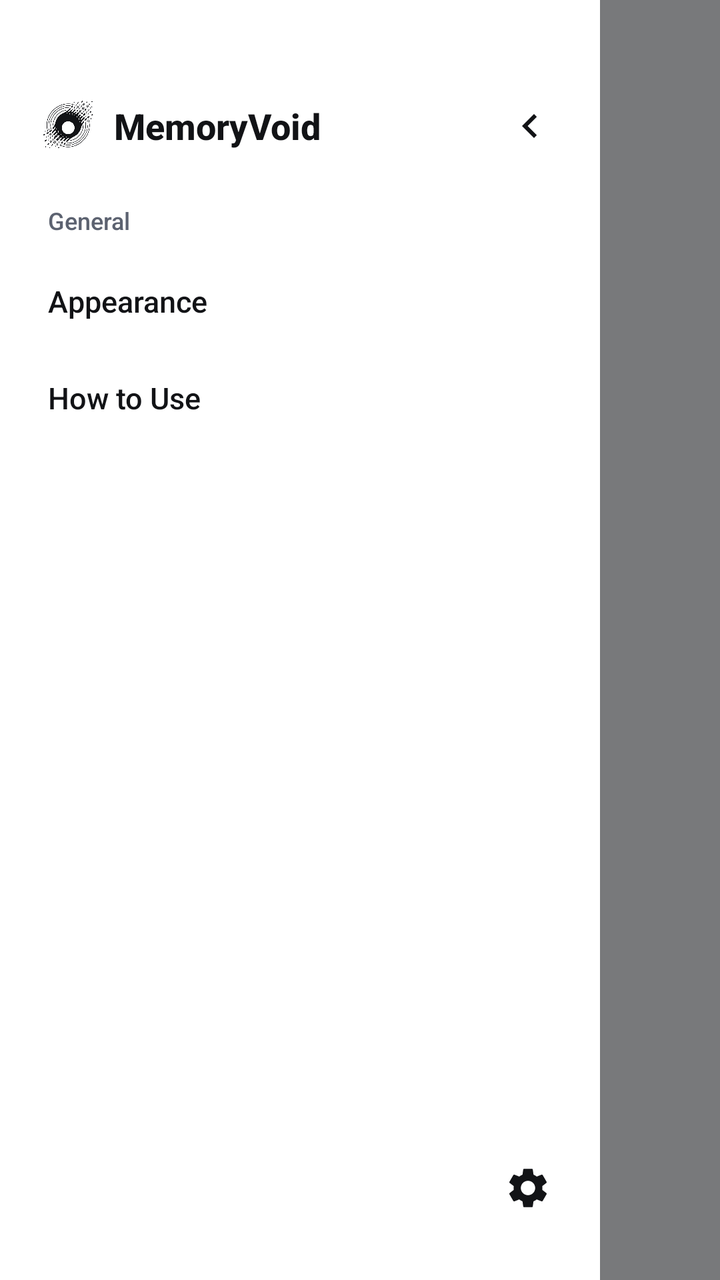
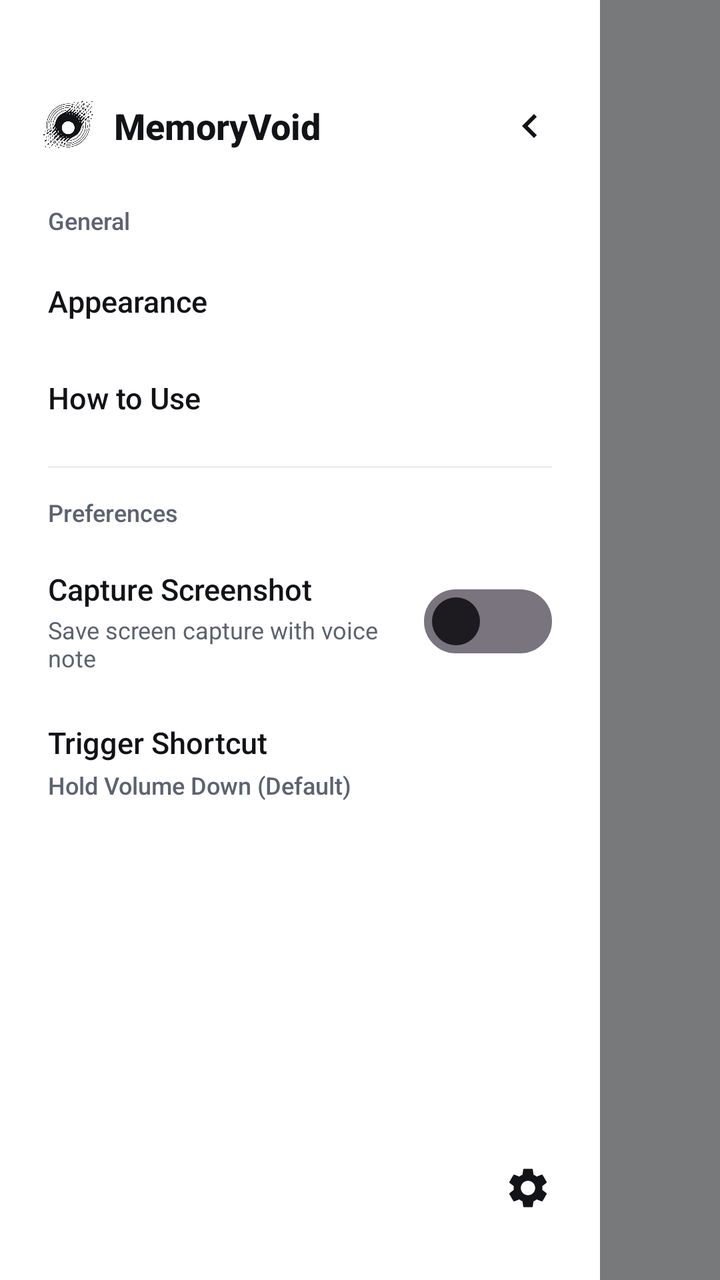

Compare the two renders of this Android layout. The source of the first and the diff that turns it into the second are given below.
<!-- AndroidManifest.xml: application theme Theme.EssentialSpace -->
<!-- res/layout/dialog_fullscreen_menu.xml -->
<?xml version="1.0" encoding="utf-8"?>
<RelativeLayout xmlns:android="http://schemas.android.com/apk/res/android"
    xmlns:app="http://schemas.android.com/apk/res-auto"
    android:id="@+id/sidebarBackdrop"
    android:layout_width="match_parent"
    android:layout_height="match_parent"
    android:background="#80000000"
    android:clickable="true"
    android:focusable="true">

    
    <LinearLayout
        android:id="@+id/sidebarPanel"
        android:layout_width="300dp"
        android:layout_height="match_parent"
        android:layout_alignParentStart="true"
        android:background="?attr/colorSurface"
        android:orientation="vertical"
        android:paddingTop="36dp"
        android:paddingBottom="20dp"
        android:clickable="true"
        android:focusable="true">

        
        <RelativeLayout
            android:layout_width="match_parent"
            android:layout_height="wrap_content"
            android:paddingHorizontal="16dp"
            android:paddingBottom="16dp">

            <LinearLayout
                android:layout_width="wrap_content"
                android:layout_height="wrap_content"
                android:layout_alignParentStart="true"
                android:layout_centerVertical="true"
                android:gravity="center_vertical"
                android:orientation="horizontal"
                android:translationX="3dp">

                <ImageView
                    android:id="@+id/menuLogo"
                    android:layout_width="30dp"
                    android:layout_height="30dp"
                    android:contentDescription="@string/app_name"
                    android:src="@drawable/ic_custom_void_no_bg"
                    app:tint="?android:attr/textColorPrimary" />

                <TextView
                    android:layout_width="wrap_content"
                    android:layout_height="wrap_content"
                    android:layout_marginStart="8dp"
                    android:fontFamily="sans-serif-medium"
                    android:text="MemoryVoid"
                    android:textColor="?android:attr/textColorPrimary"
                    android:textSize="18sp"
                    android:textStyle="bold" />
            </LinearLayout>

            
            <ImageButton
                android:id="@+id/btnCloseSideBar"
                android:layout_width="38dp"
                android:layout_height="38dp"
                android:layout_alignParentEnd="true"
                android:layout_centerVertical="true"
                android:background="?attr/selectableItemBackgroundBorderless"
                android:contentDescription="@string/close_menu"
                android:rotationY="-180"
                android:src="@drawable/ic_close_sidebar"
                app:tint="?android:attr/textColorPrimary" />
        </RelativeLayout>

        
        <LinearLayout
            android:id="@+id/mainPanelView"
            android:layout_width="match_parent"
            android:layout_height="0dp"
            android:layout_weight="1"
            android:orientation="vertical"
            android:paddingHorizontal="12dp">

            <TextView
                android:layout_width="match_parent"
                android:layout_height="wrap_content"
                android:text="General"
                android:textSize="12sp"
                android:textColor="?android:attr/textColorSecondary"
                android:fontFamily="sans-serif-medium"
                android:paddingStart="12dp"
                android:paddingEnd="12dp"
                android:paddingTop="12dp"
                android:paddingBottom="8dp" />

            
            <TextView
                android:id="@+id/fsMenuItemAppearance"
                android:layout_width="match_parent"
                android:layout_height="wrap_content"
                android:text="Appearance"
                android:textSize="15sp"
                android:fontFamily="sans-serif-medium"
                android:textColor="?android:attr/textColorPrimary"
                android:paddingVertical="14dp"
                android:paddingHorizontal="12dp"
                android:drawablePadding="14dp"
                android:gravity="center_vertical"
                android:background="?attr/selectableItemBackground" />

            
            <TextView
                android:id="@+id/fsMenuItemHowToUse"
                android:layout_width="match_parent"
                android:layout_height="wrap_content"
                android:text="@string/how_to_use"
                android:textSize="15sp"
                android:fontFamily="sans-serif-medium"
                android:textColor="?android:attr/textColorPrimary"
                android:paddingVertical="14dp"
                android:paddingHorizontal="12dp"
                android:drawablePadding="14dp"
                android:gravity="center_vertical"
                android:background="?attr/selectableItemBackground" />
        </LinearLayout>

        
        <RelativeLayout
            android:layout_width="match_parent"
            android:layout_height="wrap_content"
            android:paddingHorizontal="16dp"
            android:paddingTop="12dp">

            
            <ImageButton
                android:id="@+id/btnSettingsIcon"
                android:layout_width="40dp"
                android:layout_height="40dp"
                android:layout_alignParentEnd="true"
                android:layout_centerVertical="true"
                android:background="?attr/selectableItemBackgroundBorderless"
                android:contentDescription="Settings"
                android:src="@drawable/ic_settings"
                app:tint="?android:attr/textColorPrimary" />
        </RelativeLayout>
    </LinearLayout>
</RelativeLayout>
<!-- resources referenced by this layout -->
<resources>
  <!-- drawable ic_close_sidebar (drawable) -->
  <vector xmlns:android="http://schemas.android.com/apk/res/android"
      android:width="24dp" android:height="24dp"
      android:viewportWidth="24" android:viewportHeight="24">
      <path android:fillColor="?android:attr/textColorPrimary"
          android:pathData="M10,6L8.59,7.41 13.17,12l-4.58,4.59L10,18l6,-6z"/>
  </vector>
  <string name="app_name">MemoryVoid</string>
  <string name="close_menu">Close menu</string>
  <string name="how_to_use">How to Use</string>
  <color name="m3_light_background">#F2F4F7</color>
  <color name="m3_light_surface">#FFFFFF</color>
  <color name="m3_light_surface_container">#E8ECF2</color>
  <color name="m3_light_surface_container_high">#DDE3EC</color>
  <color name="m3_light_on_surface">#121316</color>
  <color name="m3_light_on_surface_variant">#5C6270</color>
  <!-- unchanged entries left out for length: 3 -->
</resources>

<!-- the commit's change to res/layout/dialog_fullscreen_menu.xml (unified diff, before → after) -->
@@ -18,6 +18,8 @@
         android:orientation="vertical"
         android:paddingTop="36dp"
         android:paddingBottom="20dp"
+        android:clipChildren="false"
+        android:clipToPadding="false"
         android:clickable="true"
         android:focusable="true">
 
@@ -46,6 +48,7 @@
                     app:tint="?android:attr/textColorPrimary" />
 
                 <TextView
+                    android:id="@+id/menuTitleText"
                     android:layout_width="wrap_content"
                     android:layout_height="wrap_content"
                     android:layout_marginStart="8dp"
@@ -79,7 +82,9 @@
             android:orientation="vertical"
             android:paddingHorizontal="12dp">
 
+            
             <TextView
+                android:id="@+id/sectionHeaderGeneral"
                 android:layout_width="match_parent"
                 android:layout_height="wrap_content"
                 android:text="General"
@@ -120,6 +125,123 @@
                 android:drawablePadding="14dp"
                 android:gravity="center_vertical"
                 android:background="?attr/selectableItemBackground" />
+
+            
+            <LinearLayout
+                android:id="@+id/preferencesSectionContainer"
+                android:tag="preferences_section"
+                android:layout_width="match_parent"
+                android:layout_height="wrap_content"
+                android:orientation="vertical">
+
+                
+                <View
+                    android:id="@+id/sidebarDivider"
+                    android:layout_width="match_parent"
+                    android:layout_height="1dp"
+                    android:layout_marginVertical="10dp"
+                    android:layout_marginHorizontal="12dp"
+                    android:background="#26888888" />
+
+                
+                <TextView
+                    android:id="@+id/sectionHeaderPreferences"
+                    android:layout_width="match_parent"
+                    android:layout_height="wrap_content"
+                    android:text="Preferences"
+                    android:textSize="12sp"
+                    android:textColor="?android:attr/textColorSecondary"
+                    android:fontFamily="sans-serif-medium"
+                    android:paddingStart="12dp"
+                    android:paddingEnd="12dp"
+                    android:paddingTop="4dp"
+                    android:paddingBottom="8dp" />
+
+                
+                <LinearLayout
+                    android:id="@+id/rowScreenshotToggle"
+                    android:layout_width="match_parent"
+                    android:layout_height="wrap_content"
+                    android:gravity="center_vertical"
+                    android:orientation="horizontal"
+                    android:paddingVertical="12dp"
+                    android:paddingHorizontal="12dp"
+                    android:background="?attr/selectableItemBackground"
+                    android:clickable="true"
+                    android:focusable="true">
+
+                    <LinearLayout
+                        android:layout_width="0dp"
+                        android:layout_height="wrap_content"
+                        android:layout_weight="1"
+                        android:orientation="vertical"
+                        android:layout_marginEnd="8dp">
+
+                        <TextView
+                            android:id="@+id/tvScreenshotToggleTitle"
+                            android:layout_width="wrap_content"
+                            android:layout_height="wrap_content"
+                            android:text="Capture Screenshot"
+                            android:textSize="15sp"
+                            android:fontFamily="sans-serif-medium"
+                            android:textColor="?android:attr/textColorPrimary" />
+
+                        <TextView
+                            android:id="@+id/tvScreenshotToggleSub"
+                            android:layout_width="wrap_content"
+                            android:layout_height="wrap_content"
+                            android:layout_marginTop="2dp"
+                            android:text="Save screen capture with voice note"
+                            android:textSize="12sp"
+                            android:fontFamily="sans-serif"
+                            android:textColor="?android:attr/textColorSecondary" />
+                    </LinearLayout>
+
+                    <androidx.appcompat.widget.SwitchCompat
+                        android:id="@+id/switchCaptureScreenshot"
+                        android:layout_width="wrap_content"
+                        android:layout_height="wrap_content"
+                        android:thumb="@drawable/switch_thumb_custom"
+                        app:track="@drawable/switch_track_custom"
+                        app:switchMinWidth="48dp"
+                        app:splitTrack="false" />
+                </LinearLayout>
+
+                
+                <LinearLayout
+                    android:id="@+id/rowShortcutSelector"
+                    android:layout_width="match_parent"
+                    android:layout_height="wrap_content"
+                    android:gravity="center_vertical"
+                    android:orientation="vertical"
+                    android:paddingVertical="12dp"
+                    android:paddingHorizontal="12dp"
+                    android:background="?attr/selectableItemBackground"
+                    android:clickable="true"
+                    android:focusable="true">
+
+                    <TextView
+                        android:id="@+id/tvShortcutTitle"
+                        android:layout_width="wrap_content"
+                        android:layout_height="wrap_content"
+                        android:text="Trigger Shortcut"
+                        android:textSize="15sp"
+                        android:fontFamily="sans-serif-medium"
+                        android:textColor="?android:attr/textColorPrimary" />
+
+                    <TextView
+                        android:id="@+id/tvCurrentShortcutValue"
+                        android:layout_width="wrap_content"
+                        android:layout_height="wrap_content"
+                        android:layout_marginTop="3dp"
+                        android:text="Hold Volume Down (Default)"
+                        android:textSize="12sp"
+                        android:fontFamily="sans-serif-medium"
+                        android:textColor="?android:attr/textColorSecondary" />
+                </LinearLayout>
+
+            </LinearLayout>
+
         </LinearLayout>
 
         
@@ -129,7 +251,6 @@
             android:paddingHorizontal="16dp"
             android:paddingTop="12dp">
 
-            
             <ImageButton
                 android:id="@+id/btnSettingsIcon"
                 android:layout_width="40dp"
<!-- resource entries referenced after the edit -->
@@ -7,9 +7,72 @@
       <path android:fillColor="?android:attr/textColorPrimary"
           android:pathData="M10,6L8.59,7.41 13.17,12l-4.58,4.59L10,18l6,-6z"/>
   </vector>
+  <!-- drawable switch_thumb_custom (drawable) -->
+  <?xml version="1.0" encoding="utf-8"?>
+  <selector xmlns:android="http://schemas.android.com/apk/res/android">
+      <item android:state_checked="true" android:drawable="@drawable/switch_thumb_checked" />
+      <item android:drawable="@drawable/switch_thumb_unchecked" />
+  </selector>
+  <!-- drawable switch_track_custom (drawable) -->
+  <?xml version="1.0" encoding="utf-8"?>
+  <selector xmlns:android="http://schemas.android.com/apk/res/android">
+      <item android:state_checked="true">
+          <shape android:shape="rectangle">
+              <corners android:radius="100dp" />
+              <solid android:color="?android:attr/textColorPrimary" />
+              <size android:height="32dp" android:width="52dp"/>
+          </shape>
+      </item>
+      <item>
+          <shape android:shape="rectangle">
+              <corners android:radius="100dp" />
+              <solid android:color="?attr/colorSurfaceVariant" />
+              <stroke android:width="1.5dp" android:color="?android:attr/textColorSecondary" />
+              <size android:height="32dp" android:width="52dp"/>
+          </shape>
+      </item>
+  </selector>
   <string name="app_name">MemoryVoid</string>
   <string name="close_menu">Close menu</string>
   <string name="how_to_use">How to Use</string>
+  <!-- drawable switch_thumb_checked (drawable) -->
+  <?xml version="1.0" encoding="utf-8"?>
+  <layer-list xmlns:android="http://schemas.android.com/apk/res/android">
+      <item
+          android:top="4dp"
+          android:bottom="4dp"
+          android:left="4dp"
+          android:right="4dp">
+          <shape android:shape="oval">
+              <solid android:color="?android:attr/colorBackground"/>
+              <size android:width="24dp" android:height="24dp"/>
+          </shape>
+      </item>
+  </layer-list>
+  <!-- drawable switch_thumb_unchecked (drawable) -->
+  <?xml version="1.0" encoding="utf-8"?>
+  <layer-list xmlns:android="http://schemas.android.com/apk/res/android">
+      <item
+          android:top="4dp"
+          android:bottom="4dp"
+          android:left="4dp"
+          android:right="4dp">
+          <shape android:shape="oval">
+              <solid android:color="?android:attr/textColorSecondary"/>
+              <size android:width="24dp" android:height="24dp"/>
+          </shape>
+      </item>
+      <item
+          android:top="8dp"
+          android:bottom="8dp"
+          android:left="8dp"
+          android:right="8dp">
+          <shape android:shape="oval">
+              <solid android:color="?attr/colorSurfaceVariant"/>
+              <size android:width="16dp" android:height="16dp"/>
+          </shape>
+      </item>
+  </layer-list>
   <color name="m3_light_background">#F2F4F7</color>
   <color name="m3_light_surface">#FFFFFF</color>
   <color name="m3_light_surface_container">#E8ECF2</color>
